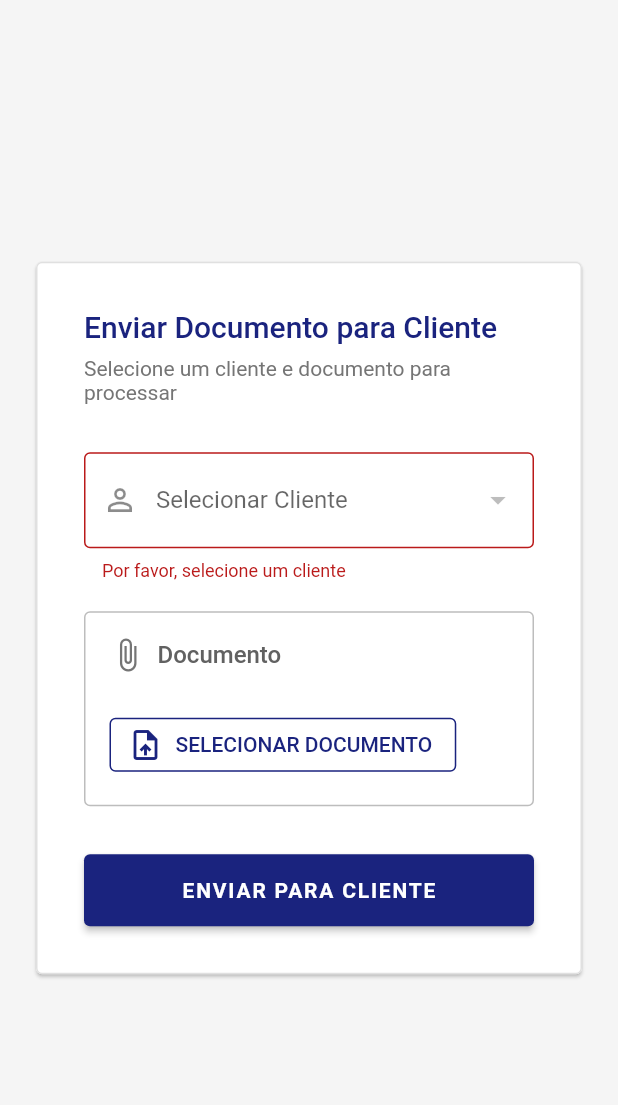
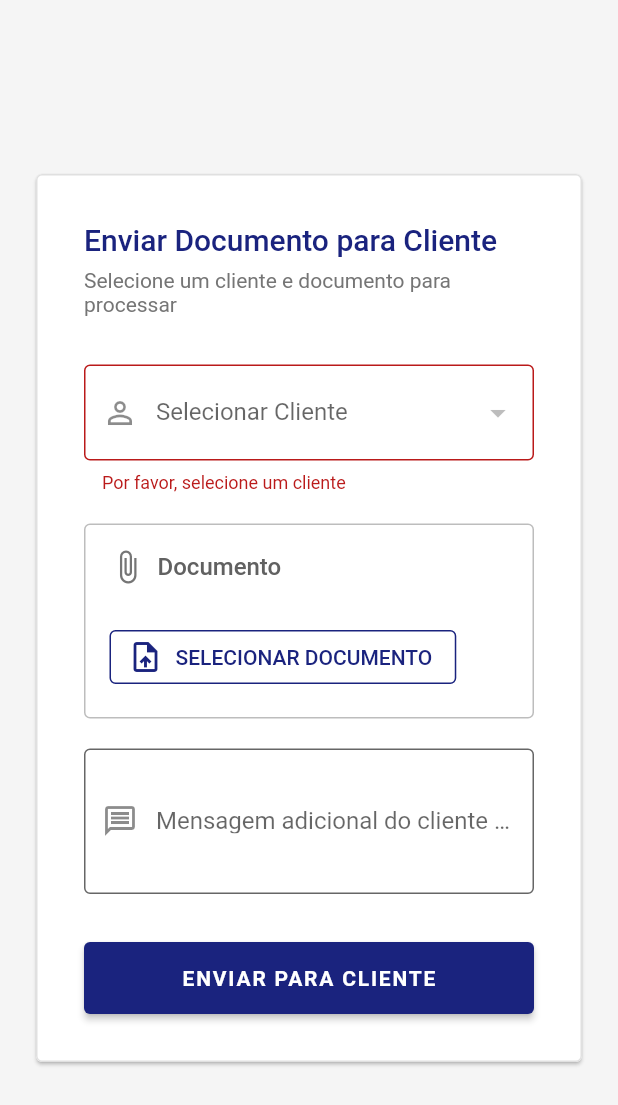
Before and after one commit to juliafg29/TimeAda-Hackaton-SECCOM-2025, a Flutter app: the DocumentsScreen widget shown alone on an empty page, opened directly with empty values, after a tap on "ENVIAR PARA CLIENTE", on a phone screen of 412 x 824 dp. Shown: the top 1105 px of the screen. Run offline on Flutter 3.47's test engine with Material 3 defaults, Android fonts, the phone set to English and light mode, and no system bars; our stand-ins replace file_picker, sqflite_common_ffi; accounts and stored records are empty.

```diff
--- a/lib/screens/documents_screen.dart
+++ b/lib/screens/documents_screen.dart
@@ -18,6 +18,7 @@ class DocumentsScreen extends StatefulWidget {
 class _DocumentsScreenState extends State<DocumentsScreen> {
   final _formKey = GlobalKey<FormState>();
   final _actionController = TextEditingController();
+  final _clientMessageController = TextEditingController();
   final _n8nUrlController = TextEditingController(
     text: 'https://your-n8n-instance.com/webhook/document',
   );
@@ -101,8 +102,9 @@ class _DocumentsScreenState extends State<DocumentsScreen> {
       // Converter bytes para base64
       final base64File = base64Encode(_fileBytes!);
 
-      // Preparar dados para enviar ao n8n
-      final data = {
+      // Primeira requisição: Documento principal
+      final documentData = {
+        'type': 'document',
         'client': {
           'id': _selectedClient!.id,
           'name': _selectedClient!.name,
@@ -116,30 +118,61 @@ class _DocumentsScreenState extends State<DocumentsScreen> {
         'timestamp': DateTime.now().toIso8601String(),
       };
 
-      // Por enquanto, apenas simulando
-      await Future.delayed(const Duration(seconds: 2));
+      // Simular primeira requisição
+      await Future.delayed(const Duration(seconds: 1));
+      print('Primeira requisição - Documento: ${json.encode(documentData)}');
+      _showMessage('Documento enviado para processamento...');
 
-      // Exemplo de como enviar (descomente quando tiver o endpoint real):
+      // Segunda requisição: Mensagem do cliente (se preenchida)
+      if (_clientMessageController.text.trim().isNotEmpty) {
+        final messageData = {
+          'type': 'client_message',
+          'client': {
+            'id': _selectedClient!.id,
+            'name': _selectedClient!.name,
+            'phone': _selectedClient!.phone,
+          },
+          'message': _clientMessageController.text.trim(),
+          'related_document': _fileName,
+          'timestamp': DateTime.now().toIso8601String(),
+        };
+
+        // Simular segunda requisição
+        await Future.delayed(const Duration(seconds: 1));
+        print('Segunda requisição - Mensagem: ${json.encode(messageData)}');
+        _showMessage('Mensagem do cliente enviada!');
+      }
+
+      // Exemplo de como enviar as requisições reais:
       /*
       import 'package:http/http.dart' as http;
 
-      final response = await http.post(
+      // Primeira requisição - Documento
+      final documentResponse = await http.post(
         Uri.parse(_n8nUrlController.text),
         headers: {'Content-Type': 'application/json'},
-        body: json.encode(data),
+        body: json.encode(documentData),
       );
 
-      if (response.statusCode == 200) {
-        _showMessage('Documento enviado com sucesso!');
-        _clearForm();
-      } else {
-        _showMessage('Erro ao enviar documento: ${response.statusCode}', isError: true);
+      if (documentResponse.statusCode != 200) {
+        throw Exception('Erro ao enviar documento: ${documentResponse.statusCode}');
+      }
+
+      // Segunda requisição - Mensagem do cliente (se preenchida)
+      if (_clientMessageController.text.trim().isNotEmpty) {
+        final messageResponse = await http.post(
+          Uri.parse(_n8nUrlController.text),
+          headers: {'Content-Type': 'application/json'},
+          body: json.encode(messageData),
+        );
+
+        if (messageResponse.statusCode != 200) {
+          print('Aviso: Erro ao enviar mensagem do cliente: ${messageResponse.statusCode}');
+        }
       }
       */
 
-      // Simulação de sucesso
-      print('Dados para enviar ao n8n: ${json.encode(data)}');
-      _showMessage('Documento enviado com sucesso para o n8n!');
+      _showMessage('Todas as informações foram enviadas com sucesso!');
       _clearForm();
     } catch (e) {
       _showMessage('Erro: $e', isError: true);
@@ -154,6 +187,7 @@ class _DocumentsScreenState extends State<DocumentsScreen> {
       _fileName = null;
       _fileBytes = null;
       _actionController.clear();
+      _clientMessageController.clear();
     });
     print('Debug - Form cleared');
   }
@@ -312,6 +346,24 @@ class _DocumentsScreenState extends State<DocumentsScreen> {
                         ),
                       ),
 
+                      const SizedBox(height: 20),
+
+                      // Client Message (Optional)
+                      TextFormField(
+                        controller: _clientMessageController,
+                        decoration: const InputDecoration(
+                          labelText: 'Mensagem adicional do cliente (opcional)',
+                          border: OutlineInputBorder(),
+                          prefixIcon: Icon(Icons.message_outlined),
+                          filled: true,
+                          fillColor: Colors.white,
+                          hintText:
+                              'Ex: Observações, instruções especiais, comentários do cliente...',
+                        ),
+                        maxLines: 3,
+                        textInputAction: TextInputAction.newline,
+                      ),
+
                       const SizedBox(height: 32),
 
                       // Send Button
@@ -354,6 +406,7 @@ class _DocumentsScreenState extends State<DocumentsScreen> {
   @override
   void dispose() {
     _actionController.dispose();
+    _clientMessageController.dispose();
     _n8nUrlController.dispose();
     super.dispose();
   }
--- a/lib/screens/login_screen.dart
+++ b/lib/screens/login_screen.dart
@@ -1,5 +1,6 @@
 import 'package:flutter/material.dart';
 import 'package:sistema_advocacia/screens/signin_screen.dart';
+
 import '../database/database_helper.dart';
 import '../models/attorney.dart';
 import 'main_tabs_screen.dart';
@@ -20,7 +21,7 @@ class _LoginScreenState extends State<LoginScreen> {
       final name = _nomeController.text;
       final attorneys = await DatabaseHelper.instance.getAllAttorneys();
       final attorney = attorneys.firstWhere(
-            (a) => a.name.toLowerCase() == name.toLowerCase(),
+        (a) => a.name.toLowerCase() == name.toLowerCase(),
         orElse: () => Attorney(name: '', n8nWebhookUrl: '', phone: null),
       );
 
@@ -59,6 +60,7 @@ class _LoginScreenState extends State<LoginScreen> {
       }
     }
   }
+
   @override
   Widget build(BuildContext context) {
     return Scaffold(
```
Also changed, not shown: lib/database/database_helper.dart (+6 -22 lines), lib/main.dart (+3 -5 lines), lib/screens/client_form_screen.dart (+7 -9 lines), lib/screens/home_screen.dart (+7 -5 lines), lib/screens/main_tabs_screen.dart (+5 -4 lines), lib/screens/signin_screen.dart (+42 -3 lines).
